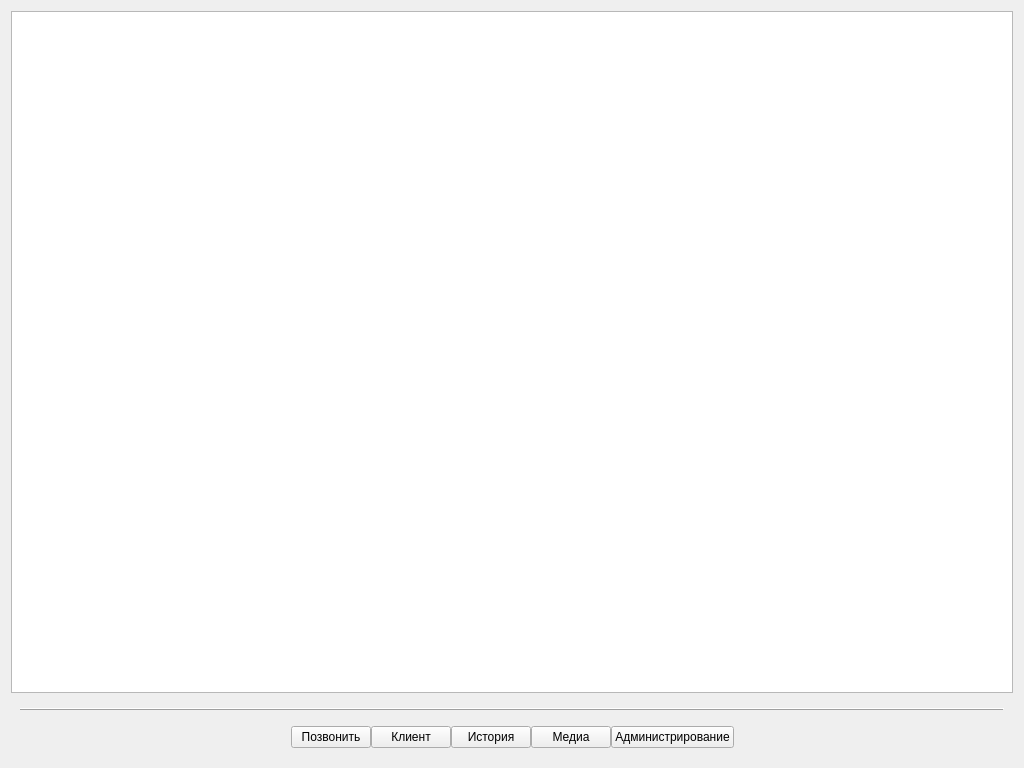
Qt form tabrepair.ui (solderercb/snap_crm) before a commit.
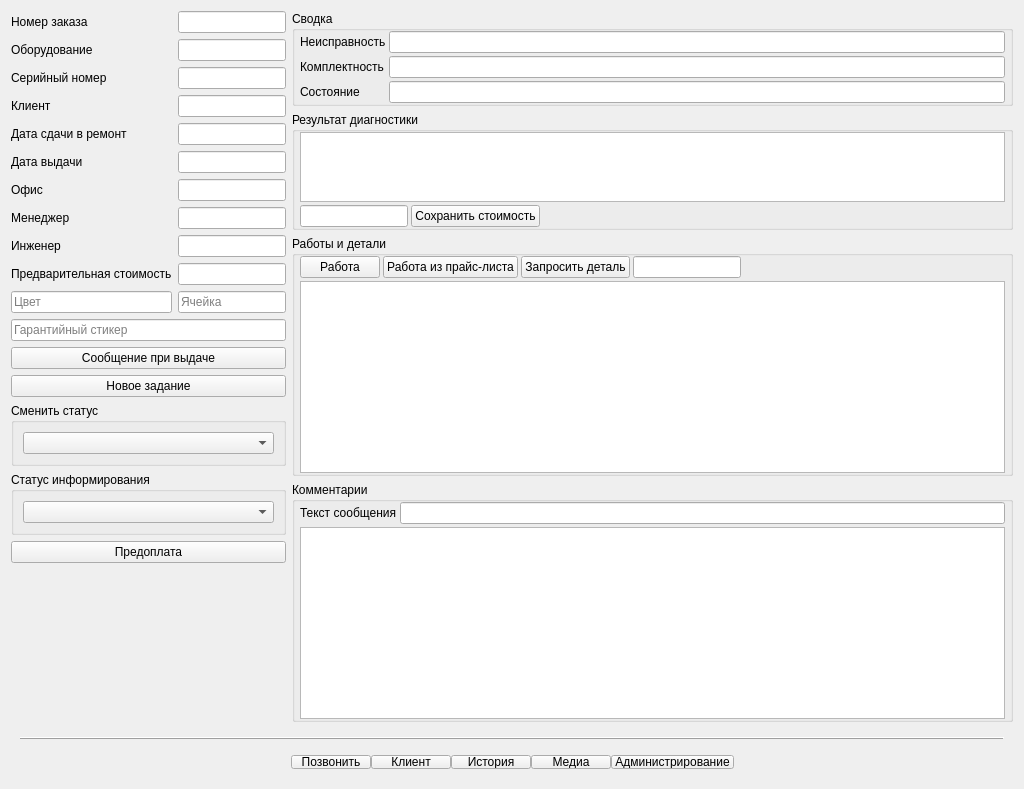
The same form after that commit.

Commit message: Набросал элементы вкладки Ремонт

Patch:
```diff
--- a/tabrepair.ui
+++ b/tabrepair.ui
@@ -15,17 +15,740 @@
   </property>
   <layout class="QGridLayout" name="gridLayout_2">
    <item row="0" column="0">
-    <layout class="QGridLayout" name="gridLayout" rowstretch="1,0">
+    <layout class="QGridLayout" name="gridLayout" rowstretch="1,0" rowminimumheight="0,15">
      <property name="sizeConstraint">
       <enum>QLayout::SetMaximumSize</enum>
      </property>
      <item row="0" column="0">
-      <layout class="QGridLayout" name="gridLayout_4" columnstretch="0">
+      <layout class="QGridLayout" name="gridLayout_4" columnstretch="0,0,1">
        <property name="sizeConstraint">
         <enum>QLayout::SetMaximumSize</enum>
        </property>
+       <item row="7" column="1">
+        <widget class="QLineEdit" name="lineEdit_8">
+         <property name="sizePolicy">
+          <sizepolicy hsizetype="Expanding" vsizetype="Fixed">
+           <horstretch>0</horstretch>
+           <verstretch>0</verstretch>
+          </sizepolicy>
+         </property>
+        </widget>
+       </item>
+       <item row="8" column="1">
+        <widget class="QLineEdit" name="lineEdit_10">
+         <property name="sizePolicy">
+          <sizepolicy hsizetype="Expanding" vsizetype="Fixed">
+           <horstretch>0</horstretch>
+           <verstretch>0</verstretch>
+          </sizepolicy>
+         </property>
+        </widget>
+       </item>
+       <item row="9" column="1">
+        <widget class="QLineEdit" name="lineEdit_9">
+         <property name="sizePolicy">
+          <sizepolicy hsizetype="Expanding" vsizetype="Fixed">
+           <horstretch>0</horstretch>
+           <verstretch>0</verstretch>
+          </sizepolicy>
+         </property>
+        </widget>
+       </item>
+       <item row="16" column="0" colspan="2">
+        <widget class="QPushButton" name="pushButton_4">
+         <property name="text">
+          <string>Предоплата</string>
+         </property>
+        </widget>
+       </item>
+       <item row="13" column="0" colspan="2">
+        <widget class="QPushButton" name="pushButton_3">
+         <property name="text">
+          <string>Новое задание</string>
+         </property>
+        </widget>
+       </item>
+       <item row="2" column="1">
+        <widget class="QLineEdit" name="lineEdit_2">
+         <property name="sizePolicy">
+          <sizepolicy hsizetype="Expanding" vsizetype="Fixed">
+           <horstretch>0</horstretch>
+           <verstretch>0</verstretch>
+          </sizepolicy>
+         </property>
+        </widget>
+       </item>
+       <item row="1" column="0">
+        <widget class="QLabel" name="label_3">
+         <property name="sizePolicy">
+          <sizepolicy hsizetype="Preferred" vsizetype="Fixed">
+           <horstretch>0</horstretch>
+           <verstretch>0</verstretch>
+          </sizepolicy>
+         </property>
+         <property name="text">
+          <string>Оборудование</string>
+         </property>
+        </widget>
+       </item>
+       <item row="0" column="1">
+        <widget class="QLineEdit" name="lineEdit">
+         <property name="sizePolicy">
+          <sizepolicy hsizetype="Expanding" vsizetype="Fixed">
+           <horstretch>0</horstretch>
+           <verstretch>0</verstretch>
+          </sizepolicy>
+         </property>
+        </widget>
+       </item>
+       <item row="5" column="1">
+        <widget class="QLineEdit" name="lineEdit_6">
+         <property name="sizePolicy">
+          <sizepolicy hsizetype="Expanding" vsizetype="Fixed">
+           <horstretch>0</horstretch>
+           <verstretch>0</verstretch>
+          </sizepolicy>
+         </property>
+        </widget>
+       </item>
+       <item row="6" column="0">
+        <widget class="QLabel" name="label_7">
+         <property name="sizePolicy">
+          <sizepolicy hsizetype="Preferred" vsizetype="Fixed">
+           <horstretch>0</horstretch>
+           <verstretch>0</verstretch>
+          </sizepolicy>
+         </property>
+         <property name="text">
+          <string>Офис</string>
+         </property>
+        </widget>
+       </item>
+       <item row="3" column="1">
+        <widget class="QLineEdit" name="lineEdit_4">
+         <property name="sizePolicy">
+          <sizepolicy hsizetype="Expanding" vsizetype="Fixed">
+           <horstretch>0</horstretch>
+           <verstretch>0</verstretch>
+          </sizepolicy>
+         </property>
+        </widget>
+       </item>
+       <item row="5" column="0">
+        <widget class="QLabel" name="label_6">
+         <property name="sizePolicy">
+          <sizepolicy hsizetype="Preferred" vsizetype="Fixed">
+           <horstretch>0</horstretch>
+           <verstretch>0</verstretch>
+          </sizepolicy>
+         </property>
+         <property name="text">
+          <string>Дата выдачи</string>
+         </property>
+        </widget>
+       </item>
+       <item row="8" column="0">
+        <widget class="QLabel" name="label_10">
+         <property name="sizePolicy">
+          <sizepolicy hsizetype="Preferred" vsizetype="Fixed">
+           <horstretch>0</horstretch>
+           <verstretch>0</verstretch>
+          </sizepolicy>
+         </property>
+         <property name="text">
+          <string>Инженер</string>
+         </property>
+        </widget>
+       </item>
+       <item row="2" column="0">
+        <widget class="QLabel" name="label_2">
+         <property name="sizePolicy">
+          <sizepolicy hsizetype="Preferred" vsizetype="Fixed">
+           <horstretch>0</horstretch>
+           <verstretch>0</verstretch>
+          </sizepolicy>
+         </property>
+         <property name="text">
+          <string>Серийный номер</string>
+         </property>
+        </widget>
+       </item>
+       <item row="7" column="0">
+        <widget class="QLabel" name="label_8">
+         <property name="sizePolicy">
+          <sizepolicy hsizetype="Preferred" vsizetype="Fixed">
+           <horstretch>0</horstretch>
+           <verstretch>0</verstretch>
+          </sizepolicy>
+         </property>
+         <property name="text">
+          <string>Менеджер</string>
+         </property>
+        </widget>
+       </item>
+       <item row="10" column="1">
+        <widget class="QLineEdit" name="lineEdit_12">
+         <property name="sizePolicy">
+          <sizepolicy hsizetype="Expanding" vsizetype="Fixed">
+           <horstretch>0</horstretch>
+           <verstretch>0</verstretch>
+          </sizepolicy>
+         </property>
+         <property name="placeholderText">
+          <string>Ячейка</string>
+         </property>
+        </widget>
+       </item>
+       <item row="10" column="0">
+        <widget class="QLineEdit" name="lineEdit_11">
+         <property name="sizePolicy">
+          <sizepolicy hsizetype="Expanding" vsizetype="Fixed">
+           <horstretch>0</horstretch>
+           <verstretch>0</verstretch>
+          </sizepolicy>
+         </property>
+         <property name="placeholderText">
+          <string>Цвет</string>
+         </property>
+        </widget>
+       </item>
+       <item row="9" column="0">
+        <widget class="QLabel" name="label_9">
+         <property name="sizePolicy">
+          <sizepolicy hsizetype="Preferred" vsizetype="Fixed">
+           <horstretch>0</horstretch>
+           <verstretch>0</verstretch>
+          </sizepolicy>
+         </property>
+         <property name="text">
+          <string>Предварительная стоимость</string>
+         </property>
+        </widget>
+       </item>
+       <item row="15" column="0" colspan="2">
+        <widget class="QGroupBox" name="groupBox_6">
+         <property name="sizePolicy">
+          <sizepolicy hsizetype="Preferred" vsizetype="Minimum">
+           <horstretch>0</horstretch>
+           <verstretch>0</verstretch>
+          </sizepolicy>
+         </property>
+         <property name="title">
+          <string>Статус информирования</string>
+         </property>
+         <layout class="QGridLayout" name="gridLayout_15">
+          <item row="0" column="0">
+           <widget class="QComboBox" name="comboBox_2">
+            <property name="sizePolicy">
+             <sizepolicy hsizetype="Preferred" vsizetype="Fixed">
+              <horstretch>0</horstretch>
+              <verstretch>0</verstretch>
+             </sizepolicy>
+            </property>
+           </widget>
+          </item>
+         </layout>
+        </widget>
+       </item>
+       <item row="12" column="0" colspan="2">
+        <widget class="QPushButton" name="pushButton_2">
+         <property name="text">
+          <string>Сообщение при выдаче</string>
+         </property>
+        </widget>
+       </item>
+       <item row="4" column="0">
+        <widget class="QLabel" name="label_5">
+         <property name="sizePolicy">
+          <sizepolicy hsizetype="Preferred" vsizetype="Fixed">
+           <horstretch>0</horstretch>
+           <verstretch>0</verstretch>
+          </sizepolicy>
+         </property>
+         <property name="text">
+          <string>Дата сдачи в ремонт</string>
+         </property>
+        </widget>
+       </item>
+       <item row="3" column="0">
+        <widget class="QLabel" name="label_4">
+         <property name="sizePolicy">
+          <sizepolicy hsizetype="Preferred" vsizetype="Fixed">
+           <horstretch>0</horstretch>
+           <verstretch>0</verstretch>
+          </sizepolicy>
+         </property>
+         <property name="text">
+          <string>Клиент</string>
+         </property>
+        </widget>
+       </item>
+       <item row="11" column="0" colspan="2">
+        <widget class="QLineEdit" name="lineEdit_13">
+         <property name="sizePolicy">
+          <sizepolicy hsizetype="Expanding" vsizetype="Fixed">
+           <horstretch>0</horstretch>
+           <verstretch>0</verstretch>
+          </sizepolicy>
+         </property>
+         <property name="placeholderText">
+          <string>Гарантийный стикер</string>
+         </property>
+        </widget>
+       </item>
+       <item row="1" column="1">
+        <widget class="QLineEdit" name="lineEdit_3">
+         <property name="sizePolicy">
+          <sizepolicy hsizetype="Expanding" vsizetype="Fixed">
+           <horstretch>0</horstretch>
+           <verstretch>0</verstretch>
+          </sizepolicy>
+         </property>
+        </widget>
+       </item>
        <item row="0" column="0">
-        <widget class="QTableView" name="tableView"/>
+        <widget class="QLabel" name="label">
+         <property name="sizePolicy">
+          <sizepolicy hsizetype="Preferred" vsizetype="Fixed">
+           <horstretch>0</horstretch>
+           <verstretch>0</verstretch>
+          </sizepolicy>
+         </property>
+         <property name="text">
+          <string>Номер заказа</string>
+         </property>
+        </widget>
+       </item>
+       <item row="6" column="1">
+        <widget class="QLineEdit" name="lineEdit_7">
+         <property name="sizePolicy">
+          <sizepolicy hsizetype="Expanding" vsizetype="Fixed">
+           <horstretch>0</horstretch>
+           <verstretch>0</verstretch>
+          </sizepolicy>
+         </property>
+        </widget>
+       </item>
+       <item row="14" column="0" colspan="2">
+        <widget class="QGroupBox" name="groupBox_5">
+         <property name="sizePolicy">
+          <sizepolicy hsizetype="Preferred" vsizetype="Minimum">
+           <horstretch>0</horstretch>
+           <verstretch>0</verstretch>
+          </sizepolicy>
+         </property>
+         <property name="title">
+          <string>Сменить статус</string>
+         </property>
+         <layout class="QGridLayout" name="gridLayout_8">
+          <item row="0" column="0">
+           <widget class="QComboBox" name="comboBox">
+            <property name="sizePolicy">
+             <sizepolicy hsizetype="Preferred" vsizetype="Fixed">
+              <horstretch>0</horstretch>
+              <verstretch>0</verstretch>
+             </sizepolicy>
+            </property>
+           </widget>
+          </item>
+         </layout>
+        </widget>
+       </item>
+       <item row="4" column="1">
+        <widget class="QLineEdit" name="lineEdit_5">
+         <property name="sizePolicy">
+          <sizepolicy hsizetype="Expanding" vsizetype="Fixed">
+           <horstretch>0</horstretch>
+           <verstretch>0</verstretch>
+          </sizepolicy>
+         </property>
+        </widget>
+       </item>
+       <item row="0" column="2" rowspan="18">
+        <layout class="QVBoxLayout" name="verticalLayout" stretch="0,1,1,0,0">
+         <item>
+          <widget class="QGroupBox" name="groupBox">
+           <property name="sizePolicy">
+            <sizepolicy hsizetype="Preferred" vsizetype="Minimum">
+             <horstretch>0</horstretch>
+             <verstretch>0</verstretch>
+            </sizepolicy>
+           </property>
+           <property name="title">
+            <string>Сводка</string>
+           </property>
+           <layout class="QGridLayout" name="gridLayout_7">
+            <property name="leftMargin">
+             <number>5</number>
+            </property>
+            <property name="topMargin">
+             <number>0</number>
+            </property>
+            <property name="rightMargin">
+             <number>5</number>
+            </property>
+            <property name="bottomMargin">
+             <number>0</number>
+            </property>
+            <property name="horizontalSpacing">
+             <number>0</number>
+            </property>
+            <property name="verticalSpacing">
+             <number>5</number>
+            </property>
+            <item row="0" column="0">
+             <layout class="QGridLayout" name="gridLayout_6">
+              <property name="spacing">
+               <number>3</number>
+              </property>
+              <item row="1" column="0">
+               <widget class="QLabel" name="label_12">
+                <property name="sizePolicy">
+                 <sizepolicy hsizetype="Preferred" vsizetype="Fixed">
+                  <horstretch>0</horstretch>
+                  <verstretch>0</verstretch>
+                 </sizepolicy>
+                </property>
+                <property name="text">
+                 <string>Комплектность</string>
+                </property>
+               </widget>
+              </item>
+              <item row="0" column="0">
+               <widget class="QLabel" name="label_11">
+                <property name="sizePolicy">
+                 <sizepolicy hsizetype="Preferred" vsizetype="Fixed">
+                  <horstretch>0</horstretch>
+                  <verstretch>0</verstretch>
+                 </sizepolicy>
+                </property>
+                <property name="text">
+                 <string>Неисправность</string>
+                </property>
+               </widget>
+              </item>
+              <item row="0" column="1">
+               <widget class="QLineEdit" name="lineEdit_14">
+                <property name="sizePolicy">
+                 <sizepolicy hsizetype="Expanding" vsizetype="Fixed">
+                  <horstretch>0</horstretch>
+                  <verstretch>0</verstretch>
+                 </sizepolicy>
+                </property>
+               </widget>
+              </item>
+              <item row="2" column="0">
+               <widget class="QLabel" name="label_13">
+                <property name="sizePolicy">
+                 <sizepolicy hsizetype="Preferred" vsizetype="Fixed">
+                  <horstretch>0</horstretch>
+                  <verstretch>0</verstretch>
+                 </sizepolicy>
+                </property>
+                <property name="text">
+                 <string>Состояние</string>
+                </property>
+               </widget>
+              </item>
+              <item row="1" column="1">
+               <widget class="QLineEdit" name="lineEdit_15">
+                <property name="sizePolicy">
+                 <sizepolicy hsizetype="Expanding" vsizetype="Fixed">
+                  <horstretch>0</horstretch>
+                  <verstretch>0</verstretch>
+                 </sizepolicy>
+                </property>
+               </widget>
+              </item>
+              <item row="2" column="1">
+               <widget class="QLineEdit" name="lineEdit_16">
+                <property name="sizePolicy">
+                 <sizepolicy hsizetype="Expanding" vsizetype="Fixed">
+                  <horstretch>0</horstretch>
+                  <verstretch>0</verstretch>
+                 </sizepolicy>
+                </property>
+               </widget>
+              </item>
+             </layout>
+            </item>
+           </layout>
+          </widget>
+         </item>
+         <item>
+          <widget class="QGroupBox" name="groupBox_2">
+           <property name="sizePolicy">
+            <sizepolicy hsizetype="Preferred" vsizetype="Expanding">
+             <horstretch>0</horstretch>
+             <verstretch>0</verstretch>
+            </sizepolicy>
+           </property>
+           <property name="title">
+            <string>Результат диагностики</string>
+           </property>
+           <layout class="QGridLayout" name="gridLayout_10">
+            <property name="leftMargin">
+             <number>5</number>
+            </property>
+            <property name="topMargin">
+             <number>0</number>
+            </property>
+            <property name="rightMargin">
+             <number>5</number>
+            </property>
+            <property name="bottomMargin">
+             <number>0</number>
+            </property>
+            <property name="horizontalSpacing">
+             <number>0</number>
+            </property>
+            <property name="verticalSpacing">
+             <number>5</number>
+            </property>
+            <item row="1" column="0">
+             <layout class="QGridLayout" name="gridLayout_9">
+              <property name="spacing">
+               <number>3</number>
+              </property>
+              <item row="1" column="1">
+               <widget class="QPushButton" name="pushButton_5">
+                <property name="sizePolicy">
+                 <sizepolicy hsizetype="Fixed" vsizetype="Fixed">
+                  <horstretch>0</horstretch>
+                  <verstretch>0</verstretch>
+                 </sizepolicy>
+                </property>
+                <property name="text">
+                 <string>Сохранить стоимость</string>
+                </property>
+               </widget>
+              </item>
+              <item row="1" column="0">
+               <widget class="QLineEdit" name="lineEdit_17">
+                <property name="sizePolicy">
+                 <sizepolicy hsizetype="Fixed" vsizetype="Fixed">
+                  <horstretch>0</horstretch>
+                  <verstretch>0</verstretch>
+                 </sizepolicy>
+                </property>
+               </widget>
+              </item>
+              <item row="0" column="0" colspan="3">
+               <widget class="QTextEdit" name="textEdit"/>
+              </item>
+             </layout>
+            </item>
+           </layout>
+          </widget>
+         </item>
+         <item>
+          <widget class="QGroupBox" name="groupBox_3">
+           <property name="sizePolicy">
+            <sizepolicy hsizetype="Preferred" vsizetype="MinimumExpanding">
+             <horstretch>0</horstretch>
+             <verstretch>0</verstretch>
+            </sizepolicy>
+           </property>
+           <property name="title">
+            <string>Работы и детали</string>
+           </property>
+           <layout class="QGridLayout" name="gridLayout_12">
+            <property name="leftMargin">
+             <number>5</number>
+            </property>
+            <property name="topMargin">
+             <number>0</number>
+            </property>
+            <property name="rightMargin">
+             <number>5</number>
+            </property>
+            <property name="bottomMargin">
+             <number>0</number>
+            </property>
+            <property name="horizontalSpacing">
+             <number>0</number>
+            </property>
+            <property name="verticalSpacing">
+             <number>5</number>
+            </property>
+            <item row="0" column="0">
+             <layout class="QGridLayout" name="gridLayout_11">
+              <property name="spacing">
+               <number>3</number>
+              </property>
+              <item row="0" column="4">
+               <spacer name="horizontalSpacer">
+                <property name="orientation">
+                 <enum>Qt::Horizontal</enum>
+                </property>
+                <property name="sizeHint" stdset="0">
+                 <size>
+                  <width>40</width>
+                  <height>20</height>
+                 </size>
+                </property>
+               </spacer>
+              </item>
+              <item row="0" column="1">
+               <widget class="QPushButton" name="pushButton_7">
+                <property name="sizePolicy">
+                 <sizepolicy hsizetype="Fixed" vsizetype="Fixed">
+                  <horstretch>0</horstretch>
+                  <verstretch>0</verstretch>
+                 </sizepolicy>
+                </property>
+                <property name="text">
+                 <string>Работа из прайс-листа</string>
+                </property>
+               </widget>
+              </item>
+              <item row="0" column="3">
+               <widget class="QLineEdit" name="lineEdit_18">
+                <property name="sizePolicy">
+                 <sizepolicy hsizetype="Fixed" vsizetype="Fixed">
+                  <horstretch>0</horstretch>
+                  <verstretch>0</verstretch>
+                 </sizepolicy>
+                </property>
+               </widget>
+              </item>
+              <item row="0" column="2">
+               <widget class="QPushButton" name="pushButton_8">
+                <property name="sizePolicy">
+                 <sizepolicy hsizetype="Fixed" vsizetype="Fixed">
+                  <horstretch>0</horstretch>
+                  <verstretch>0</verstretch>
+                 </sizepolicy>
+                </property>
+                <property name="text">
+                 <string>Запросить деталь</string>
+                </property>
+               </widget>
+              </item>
+              <item row="0" column="0">
+               <widget class="QPushButton" name="pushButton_6">
+                <property name="sizePolicy">
+                 <sizepolicy hsizetype="Fixed" vsizetype="Fixed">
+                  <horstretch>0</horstretch>
+                  <verstretch>0</verstretch>
+                 </sizepolicy>
+                </property>
+                <property name="text">
+                 <string>Работа</string>
+                </property>
+               </widget>
+              </item>
+              <item row="1" column="0" colspan="5">
+               <widget class="QTableView" name="tableView"/>
+              </item>
+             </layout>
+            </item>
+           </layout>
+          </widget>
+         </item>
+         <item>
+          <spacer name="verticalSpacer_2">
+           <property name="orientation">
+            <enum>Qt::Vertical</enum>
+           </property>
+           <property name="sizeHint" stdset="0">
+            <size>
+             <width>20</width>
+             <height>40</height>
+            </size>
+           </property>
+          </spacer>
+         </item>
+         <item>
+          <widget class="QGroupBox" name="groupBox_4">
+           <property name="sizePolicy">
+            <sizepolicy hsizetype="Preferred" vsizetype="Minimum">
+             <horstretch>0</horstretch>
+             <verstretch>0</verstretch>
+            </sizepolicy>
+           </property>
+           <property name="title">
+            <string>Комментарии</string>
+           </property>
+           <layout class="QGridLayout" name="gridLayout_14">
+            <property name="leftMargin">
+             <number>5</number>
+            </property>
+            <property name="topMargin">
+             <number>0</number>
+            </property>
+            <property name="rightMargin">
+             <number>5</number>
+            </property>
+            <property name="bottomMargin">
+             <number>0</number>
+            </property>
+            <property name="horizontalSpacing">
+             <number>0</number>
+            </property>
+            <property name="verticalSpacing">
+             <number>5</number>
+            </property>
+            <item row="0" column="0">
+             <layout class="QGridLayout" name="gridLayout_13">
+              <property name="sizeConstraint">
+               <enum>QLayout::SetMinimumSize</enum>
+              </property>
+              <property name="spacing">
+               <number>3</number>
+              </property>
+              <item row="0" column="1">
+               <widget class="QLineEdit" name="lineEdit_19">
+                <property name="sizePolicy">
+                 <sizepolicy hsizetype="Expanding" vsizetype="Fixed">
+                  <horstretch>0</horstretch>
+                  <verstretch>0</verstretch>
+                 </sizepolicy>
+                </property>
+               </widget>
+              </item>
+              <item row="0" column="0">
+               <widget class="QLabel" name="label_14">
+                <property name="sizePolicy">
+                 <sizepolicy hsizetype="Preferred" vsizetype="Fixed">
+                  <horstretch>0</horstretch>
+                  <verstretch>0</verstretch>
+                 </sizepolicy>
+                </property>
+                <property name="text">
+                 <string>Текст сообщения</string>
+                </property>
+               </widget>
+              </item>
+              <item row="1" column="0" colspan="2">
+               <widget class="QListView" name="listView">
+                <property name="sizePolicy">
+                 <sizepolicy hsizetype="Expanding" vsizetype="Minimum">
+                  <horstretch>0</horstretch>
+                  <verstretch>0</verstretch>
+                 </sizepolicy>
+                </property>
+               </widget>
+              </item>
+             </layout>
+            </item>
+           </layout>
+          </widget>
+         </item>
+        </layout>
+       </item>
+       <item row="17" column="0" colspan="2">
+        <spacer name="verticalSpacer">
+         <property name="orientation">
+          <enum>Qt::Vertical</enum>
+         </property>
+         <property name="sizeHint" stdset="0">
+          <size>
+           <width>20</width>
+           <height>40</height>
+          </size>
+         </property>
+        </spacer>
        </item>
       </layout>
      </item>
@@ -40,7 +763,7 @@
        <property name="contextMenuPolicy">
         <enum>Qt::NoContextMenu</enum>
        </property>
-       <layout class="QGridLayout" name="gridLayout_5">
+       <layout class="QGridLayout" name="gridLayout_5" rowstretch="0,0" rowminimumheight="0,0">
         <property name="verticalSpacing">
          <number>15</number>
         </property>
@@ -55,7 +778,10 @@
          </widget>
         </item>
         <item row="1" column="0">
-         <layout class="QGridLayout" name="gridLayout_3" columnstretch="0,1,0,1,0" columnminimumwidth="0,0,0,0,0">
+         <layout class="QGridLayout" name="gridLayout_3" columnstretch="0,1,0,1,0" rowminimumheight="0" columnminimumwidth="0,0,0,0,0">
+          <property name="sizeConstraint">
+           <enum>QLayout::SetDefaultConstraint</enum>
+          </property>
           <item row="0" column="0">
            <layout class="QGridLayout" name="LeftGridLayout_2" columnstretch="0">
             <property name="sizeConstraint">
```
The commit also changes 2 other files.
